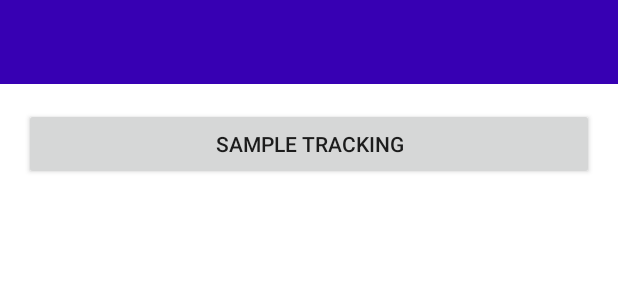
After one commit to g1-onetarget/onetargetsdk, an Android app: the layout activity_popup.xml on its own in the app's theme, with its tools: preview values and no code run, on a phone screen of 412 x 824 dp. The commit adds this screen. Shown: the top 300 px of the screen. Run offline under Robolectric (Android 15) with nearby library versions, the phone set to English and light mode, and no system bars.

Commit message:
iplm popup

```diff
--- a/onetargetsdk/src/main/java/com/g1/onetargetsdk/IAM.kt
+++ b/onetargetsdk/src/main/java/com/g1/onetargetsdk/IAM.kt
@@ -1,6 +1,7 @@
 package com.g1.onetargetsdk
 
 import android.content.Context
+import android.content.Intent
 import android.util.Log
 import android.widget.Toast
 import androidx.lifecycle.Lifecycle
@@ -8,6 +9,7 @@ import androidx.lifecycle.LifecycleEventObserver
 import androidx.lifecycle.ProcessLifecycleOwner
 import com.g1.onetargetsdk.model.IAMData
 import com.g1.onetargetsdk.model.IAMResponse
+import com.g1.onetargetsdk.ui.Popup
 import com.google.gson.Gson
 import retrofit2.Call
 import retrofit2.Callback
@@ -85,7 +87,9 @@ class IAM {
                         logE("loitpp htmlContent $htmlContent, $isAppInForeground")
                         if (isAppInForeground == true) {
                             context?.let { c ->
-
+                                val intent = Intent(c, Popup::class.java)
+                                intent.addFlags(Intent.FLAG_ACTIVITY_NEW_TASK)
+                                c.startActivity(intent)
                             }
                         }
                     }
--- /dev/null
+++ b/onetargetsdk/src/main/res/layout/activity_popup.xml
@@ -0,0 +1,39 @@
+<?xml version="1.0" encoding="utf-8"?>
+<androidx.appcompat.widget.LinearLayoutCompat xmlns:android="http://schemas.android.com/apk/res/android"
+    xmlns:app="http://schemas.android.com/apk/res-auto"
+    xmlns:tools="http://schemas.android.com/tools"
+    android:layout_width="match_parent"
+    android:layout_height="match_parent"
+    android:background="@color/white"
+    android:orientation="vertical">
+
+    <androidx.appcompat.widget.Toolbar
+        android:id="@+id/toolbar"
+        android:layout_width="match_parent"
+        android:layout_height="?attr/actionBarSize"
+        android:background="@color/purple_700"
+        app:popupTheme="@style/AppTheme.PopupOverlay"
+        app:theme="@style/ThemeOverlay.AppCompat.Dark.ActionBar"
+        app:titleTextColor="@color/purple_700" />
+
+    <androidx.core.widget.NestedScrollView
+        android:layout_width="match_parent"
+        android:layout_height="0dp"
+        android:layout_weight="1">
+
+        <androidx.appcompat.widget.LinearLayoutCompat
+            android:layout_width="match_parent"
+            android:layout_height="wrap_content"
+            android:orientation="vertical"
+            android:padding="@dimen/margin_padding_medium">
+
+            <androidx.appcompat.widget.AppCompatButton
+                android:id="@+id/btSampleTracking"
+                android:layout_width="match_parent"
+                android:layout_height="wrap_content"
+                android:text="Sample Tracking"
+                tools:ignore="HardcodedText" />
+
+        </androidx.appcompat.widget.LinearLayoutCompat>
+    </androidx.core.widget.NestedScrollView>
+</androidx.appcompat.widget.LinearLayoutCompat>
--- a/onetargetsdk/src/main/res/values/styles.xml
+++ b/onetargetsdk/src/main/res/values/styles.xml
@@ -1,4 +1,10 @@
 <?xml version="1.0" encoding="utf-8"?>
 <resources>
 
+    <style name="AppTheme.DialogTheme" parent="Base.Theme.AppCompat.Light.Dialog.FixedSize">
+        <item name="windowActionBar">false</item>
+        <item name="windowNoTitle">true</item>
+        <item name="windowFixedHeightMajor">400dp</item>
+        <item name="windowFixedHeightMinor">400dp</item>
+    </style>
 </resources>
```
Also changed, not shown: onetargetsdk/src/main/AndroidManifest.xml (+7 -1 lines), onetargetsdk/src/main/java/com/g1/onetargetsdk/ui/Popup.kt (added, +33 -0 lines).
